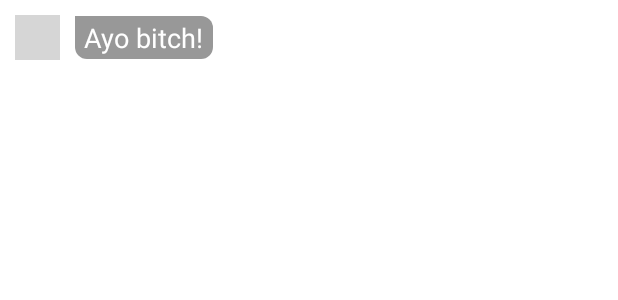
After one commit to AdityaNair102001/ClassifiedsApp, an Android app: the layout receiver_chat_layout.xml on its own in the app's theme, with its tools: preview values and no code run, on a phone screen of 412 x 824 dp. The commit adds this screen. Shown: the top 300 px of the screen. Run offline under Robolectric (Android 15) with nearby library versions, the phone set to English and light mode, and no system bars; grey boxes are pictures that could not be loaded.

Commit message:
going to pull nair's 3rd push

```diff
--- a/app/build.gradle
+++ b/app/build.gradle
@@ -55,7 +55,7 @@ dependencies {
     implementation 'de.hdodenhof:circleimageview:3.1.0'
 
     implementation 'com.squareup.picasso:picasso:2.71828'
-    implementation 'com.github.smarteist:autoimageslider:1.4.0-appcompat'
+    implementation 'com.github.smarteist:autoimageslider:1.4.0'
 
     implementation 'com.google.code.gson:gson:2.8.4'
 
--- /dev/null
+++ b/app/src/main/res/drawable-v24/receiver_shape.xml
@@ -0,0 +1,9 @@
+<?xml version="1.0" encoding="utf-8"?>
+<shape android:shape="rectangle" xmlns:android="http://schemas.android.com/apk/res/android">
+    <solid android:color="#989898"/>
+    <corners
+        android:bottomRightRadius="8dp"
+        android:bottomLeftRadius="8dp"
+        android:topRightRadius="8dp"/>
+
+</shape>
--- a/app/src/main/res/layout/activity_chat.xml
+++ b/app/src/main/res/layout/activity_chat.xml
@@ -17,8 +17,8 @@
         <de.hdodenhof.circleimageview.CircleImageView
             xmlns:app="http://schemas.android.com/apk/res-auto"
             android:id="@+id/profile_image"
-            android:layout_width="80dp"
-            android:layout_height="80dp"
+            android:layout_width="95dp"
+            android:layout_height="95dp"
             android:src="@drawable/dogprofile"
             app:civ_border_width="2dp"
             app:civ_border_color="@color/colorPrimary"/>
@@ -28,7 +28,7 @@
             android:layout_height="match_parent"
             android:layout_marginTop="2dp"
             android:text="User Name"
-            android:textSize="20dp"
+            android:textSize="25dp"
             android:fontFamily="sans-serif-condensed"
             android:textColor="@color/black"
             />
--- a/app/src/main/res/layout/fragment_chat.xml
+++ b/app/src/main/res/layout/fragment_chat.xml
@@ -1,5 +1,6 @@
 <?xml version="1.0" encoding="utf-8"?>
-<androidx.recyclerview.widget.RecyclerView xmlns:android="http://schemas.android.com/apk/res/android"
+<androidx.recyclerview.widget.RecyclerView
+    xmlns:android="http://schemas.android.com/apk/res/android"
     xmlns:app="http://schemas.android.com/apk/res-auto"
     xmlns:tools="http://schemas.android.com/tools"
     android:layout_width="match_parent"
--- /dev/null
+++ b/app/src/main/res/layout/receiver_chat_layout.xml
@@ -0,0 +1,33 @@
+<?xml version="1.0" encoding="utf-8"?>
+<RelativeLayout xmlns:android="http://schemas.android.com/apk/res/android"
+    android:layout_width="match_parent"
+    android:layout_height="wrap_content">
+
+    <de.hdodenhof.circleimageview.CircleImageView
+        xmlns:app="http://schemas.android.com/apk/res-auto"
+        android:id="@+id/receiverProfile"
+        android:layout_width="30dp"
+        android:layout_height="30dp"
+        android:layout_alignParentLeft="true"
+        android:layout_margin="10dp"
+        android:src="@drawable/dogprofile"
+        app:civ_border_width="2dp"
+        app:civ_border_color="@color/colorPrimary"/>
+
+    <TextView
+        android:id="@+id/receiverText"
+        android:layout_width="wrap_content"
+        android:layout_height="wrap_content"
+        android:text="Ayo bitch!"
+        android:textColor="@color/white"
+        android:textSize="18dp"
+        android:layout_marginRight="5dp"
+        android:paddingTop="2dp"
+        android:paddingBottom="2dp"
+        android:paddingLeft="6dp"
+        android:paddingRight="6dp"
+        android:layout_toRightOf="@+id/receiverProfile"
+        android:background="@drawable/receiver_shape"
+        android:layout_centerVertical="true"/>
+
+</RelativeLayout>
```
Also changed, not shown: app/src/main/java/com/phoenixcorp/classifiedsapp/ChatActivity.java (+46 -13 lines), app/src/main/java/com/phoenixcorp/classifiedsapp/ChatFragment.java (+63 -23 lines), app/src/main/java/com/phoenixcorp/classifiedsapp/ChatListAdapter.java (+17 -14 lines), app/src/main/java/com/phoenixcorp/classifiedsapp/MessageAdapter.java (added, +103 -0 lines), app/src/main/java/com/phoenixcorp/classifiedsapp/Users.java (+7 -1 lines), app/src/main/res/drawable-v24/sender_shape.xml (added, +9 -0 lines), app/src/main/res/layout/sender_chat_layout.xml (added, +33 -0 lines).
